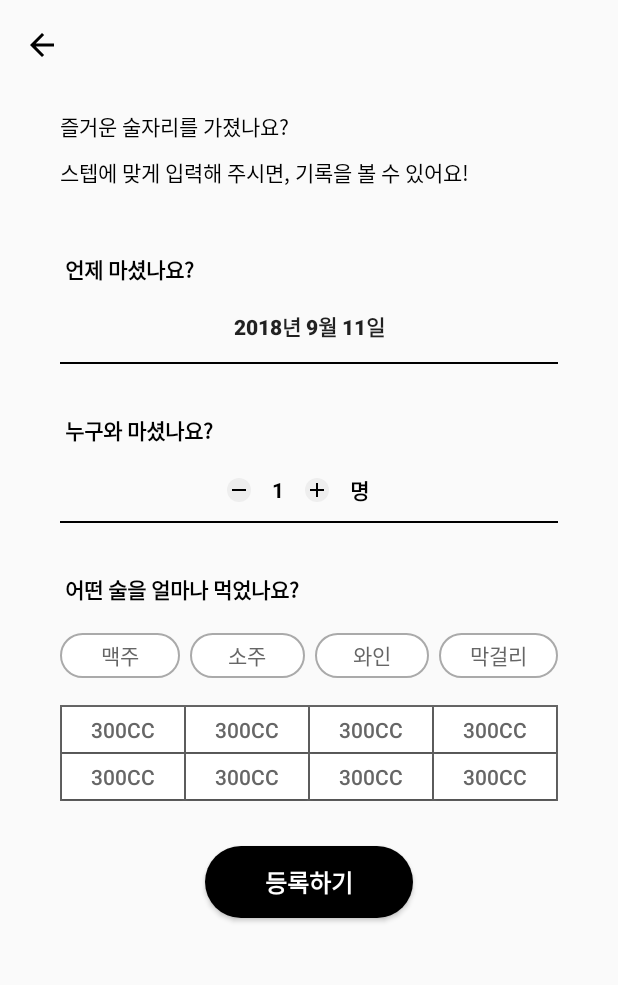
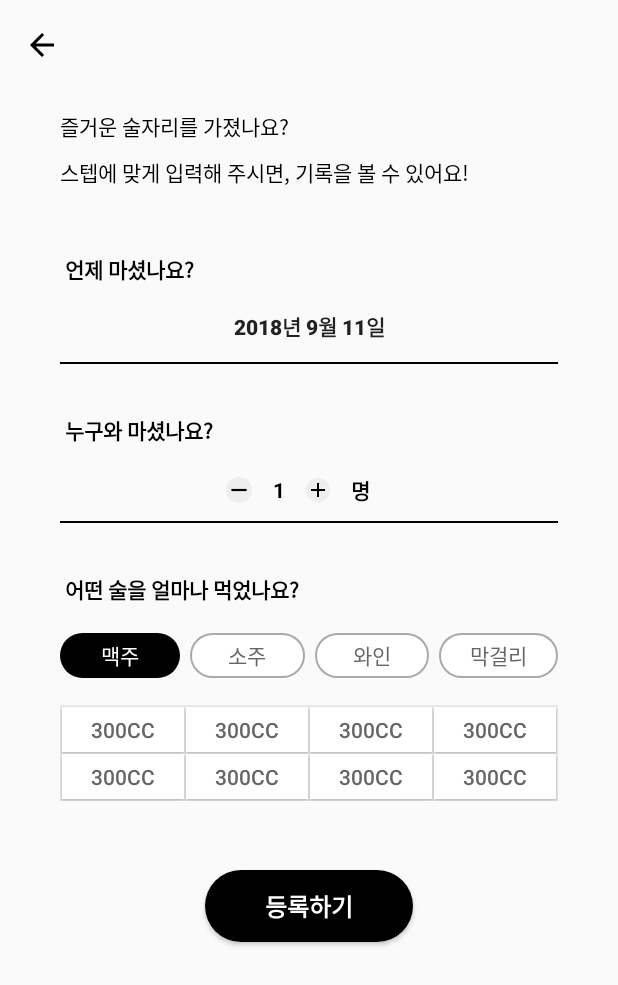
Before and after one commit to alcohol-king/sooling-android, an Android app: the layout activity_add_history.xml on its own in the app's theme, with its tools: preview values and no code run, on a phone screen of 412 x 824 dp. Shown: the top 985 px of the screen. Run offline under Robolectric (Android 15) with nearby library versions, the phone set to English and light mode, and no system bars.

Commit message:
#7 Add drink activity button event

```diff
--- a/app/src/main/java/com/sooling/sooling/adapter/IndicatorAdapter.kt
+++ b/app/src/main/java/com/sooling/sooling/adapter/IndicatorAdapter.kt
@@ -14,7 +14,7 @@ import org.jetbrains.anko.*
 class IndicatorAdapter(val context: Context, var cardList: List<DrinkCard>)
     : RecyclerView.Adapter<IndicatorAdapter.IndicatorViewHolder>() {
     val indexList = Array(cardList.size) { false }
-    var index = 0 // 선택된 item의 index
+    var index = 0 // 선택된 item의 drinkIndex
 
     init {
         if (cardList.isNotEmpty())
--- a/app/src/main/res/layout/activity_add_history.xml
+++ b/app/src/main/res/layout/activity_add_history.xml
@@ -1,6 +1,5 @@
 <?xml version="1.0" encoding="utf-8"?>
 <ScrollView xmlns:android="http://schemas.android.com/apk/res/android"
-    xmlns:app="http://schemas.android.com/apk/res-auto"
     android:layout_width="match_parent"
     android:layout_height="match_parent">
 
@@ -70,8 +69,8 @@
 
                 <ImageButton
                     android:id="@+id/iv_minus"
-                    android:layout_width="16dp"
-                    android:layout_height="16dp"
+                    android:layout_width="17dp"
+                    android:layout_height="17dp"
                     android:background="@drawable/back_circle_gray"
                     android:scaleType="fitCenter"
                     android:src="@drawable/ic_minus" />
@@ -133,9 +132,9 @@
                     android:layout_height="30dp"
                     android:layout_marginRight="3dp"
                     android:layout_weight="1"
-                    android:background="@drawable/back_rect_gray"
+                    android:background="@drawable/back_rect_black2"
                     android:text="@string/all_beer"
-                    android:textColor="@color/colorDarkerGray" />
+                    android:textColor="@android:color/white" />
 
                 <Button
                     android:id="@+id/btn_add_soju"
@@ -176,9 +175,10 @@
                 android:layout_width="match_parent"
                 android:layout_height="wrap_content"
                 android:layout_marginTop="18dp"
-                android:background="@color/colorDarkerGray">
+                android:background="@color/colorGray">
 
                 <TableRow>
+
                     <Button
                         android:id="@+id/btn_capacity1"
                         android:layout_height="30dp"
@@ -262,6 +262,26 @@
                 </TableRow>
             </TableLayout>
 
+            <android.support.v4.widget.NestedScrollView
+                android:layout_width="match_parent"
+                android:layout_height="match_parent"
+                android:layout_marginTop="16dp">
+
+                <LinearLayout
+                    android:id="@+id/person_properties"
+                    android:layout_width="match_parent"
+                    android:layout_height="wrap_content"
+                    android:orientation="vertical">
+
+                    <android.support.v7.widget.RecyclerView
+                        android:id="@+id/rv_add_history"
+                        android:layout_width="match_parent"
+                        android:layout_height="wrap_content"
+                        android:overScrollMode="never" />
+                </LinearLayout>
+
+            </android.support.v4.widget.NestedScrollView>
+
             <Button
                 android:layout_width="wrap_content"
                 android:layout_height="wrap_content"
```
Also changed, not shown: app/src/main/java/com/sooling/sooling/activity/add_drink/AddHistoryActivity.kt (+55 -44 lines), app/src/main/java/com/sooling/sooling/adapter/HistoryListAdapter.kt (added, +51 -0 lines), app/src/main/java/com/sooling/sooling/model/GetCardData.kt (+4 -4 lines), app/src/main/res/layout/item_add_history.xml (added, +28 -0 lines), app/src/main/res/values/strings.xml (+4 -4 lines).
